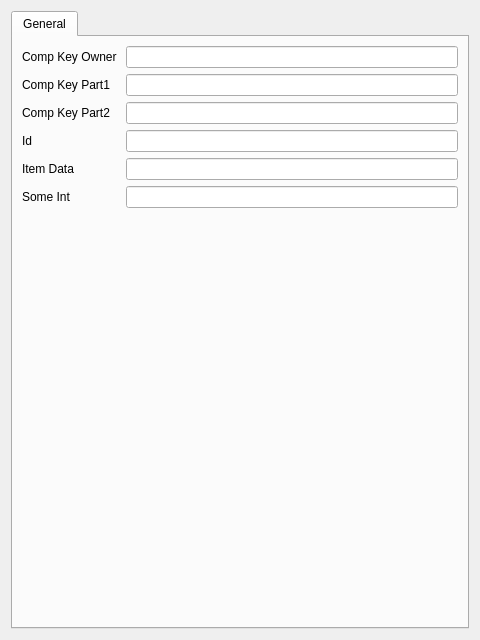
Old version of the form exdrf-dev/exdrf_dev/qt_gen/db/related_items/widgets/related_item_editor.ui in the repository TNick/exdrf.
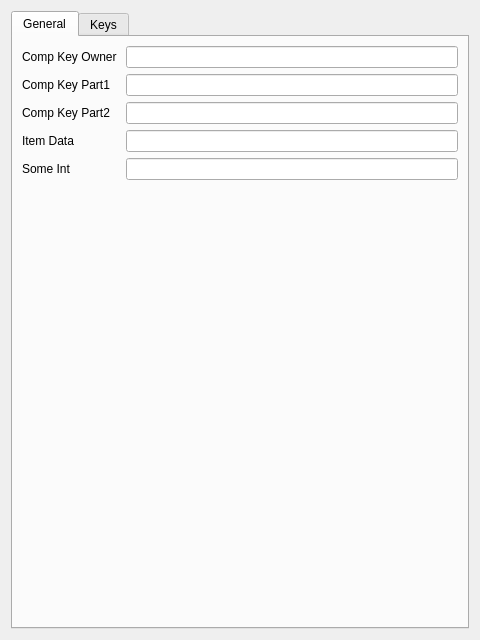
New version of the form. Custom widgets are drawn as their Qt base class.

Commit message: can change some in generated code. Single and multi editors not saving

```diff
--- a/exdrf-dev/exdrf_dev/qt_gen/db/related_items/widgets/related_item_editor.ui
+++ b/exdrf-dev/exdrf_dev/qt_gen/db/related_items/widgets/related_item_editor.ui
@@ -60,36 +60,60 @@
        </item>
      
        <item row="3" column="0">
-        <widget class="QLabel" name="lbl_id">
-         <property name="text">
-          <string>Id </string>
-         </property>
-        </widget>
-       </item>
-       <item row="3" column="1">
-        <widget class="DrfIntEditor" name="c_id"/>
-       </item>
-     
-       <item row="4" column="0">
         <widget class="QLabel" name="lbl_item_data">
          <property name="text">
           <string>Item Data </string>
          </property>
         </widget>
        </item>
-       <item row="4" column="1">
-        <widget class="DrfLineEditor" name="c_item_data"/>
+       <item row="3" column="1">
+        <widget class="DrfLineEditor" name="c_item_data">
+         <property name="name" stdset="0">
+          <string notr="true">item_data</string>
+         </property>
+        </widget>
+        
        </item>
      
-       <item row="5" column="0">
+       <item row="4" column="0">
         <widget class="QLabel" name="lbl_some_int">
          <property name="text">
           <string>Some Int </string>
          </property>
         </widget>
        </item>
-       <item row="5" column="1">
-        <widget class="DrfIntEditor" name="c_some_int"/>
+       <item row="4" column="1">
+        <widget class="DrfIntEditor" name="c_some_int">
+         <property name="name" stdset="0">
+          <string notr="true">some_int</string>
+         </property>
+        </widget>
+        
+       </item>
+     
+      </layout>
+     </widget>
+     
+     <widget class="QWidget" name="tab_keys">
+      <attribute name="title">
+       <string>Keys</string>
+      </attribute>
+      <layout class="QFormLayout" name="formLayout">
+     
+       <item row="0" column="0">
+        <widget class="QLabel" name="lbl_id">
+         <property name="text">
+          <string>Id </string>
+         </property>
+        </widget>
+       </item>
+       <item row="0" column="1">
+        <widget class="QLineEdit" name="c_id">
+         <property name="readOnly">
+          <bool>true</bool>
+         </property>
+        </widget>
+        
        </item>
      
       </layout>
```
Left out of the diff: 23 changed lines with no effect on the pictures. The commit also changes 104 other files.
